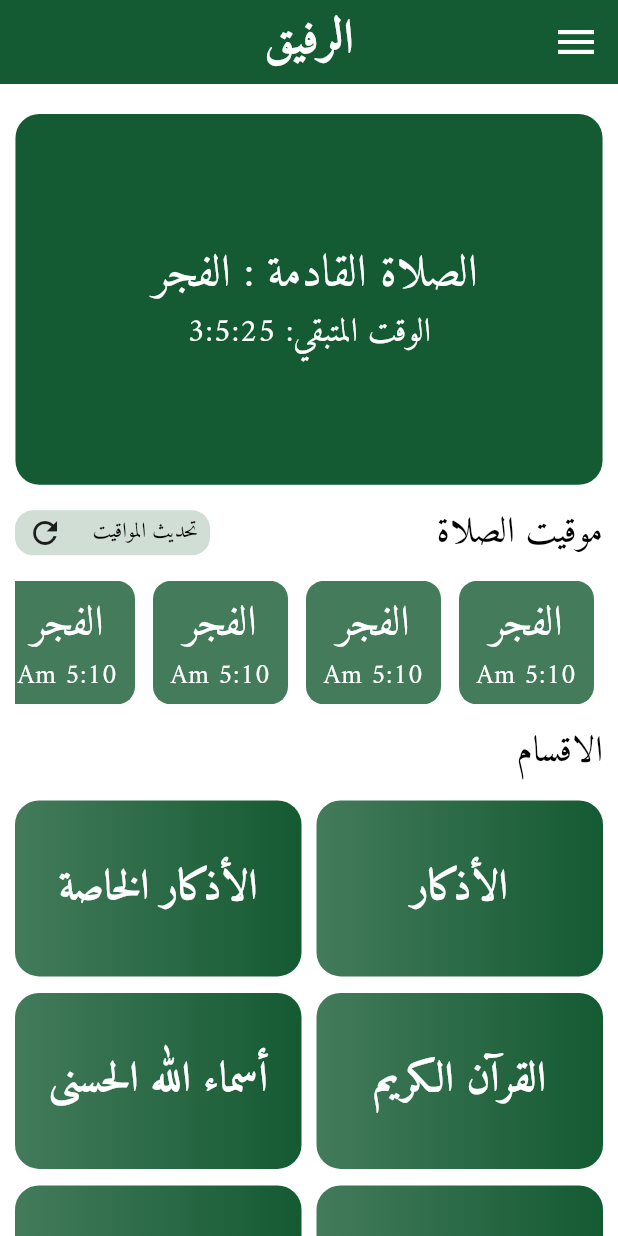
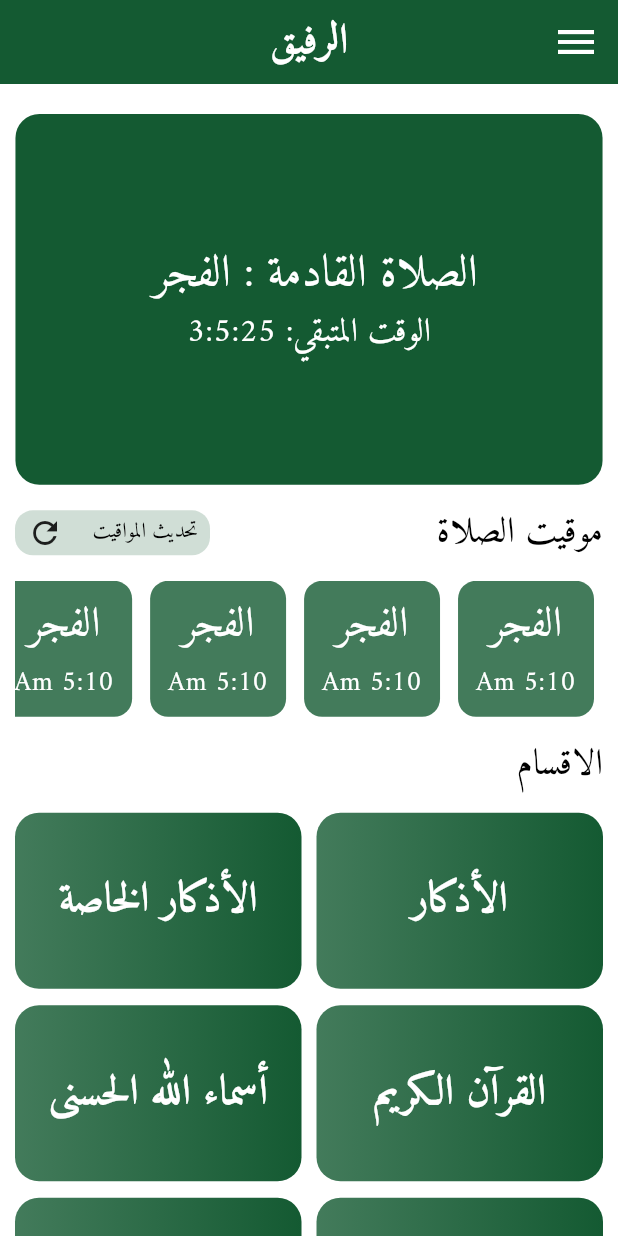
Before and after one commit to hassannwesh/al_rafiq_app, a Flutter app: the screen it shows after launch, on a phone screen of 412 x 824 dp. Run offline on Flutter 3.47's test engine with Material 3 defaults, Android fonts, the phone set to English and light mode, and no system bars; our stand-ins replace go_router.

Commit message:
Add Azkar and Tasbeeh widgets

```diff
--- a/lib/core/utils/app_theme.dart
+++ b/lib/core/utils/app_theme.dart
@@ -35,6 +35,7 @@ class AppThemes {
         fontSize: 32,
       ),
     ),
+
     elevatedButtonTheme: ElevatedButtonThemeData(
       style: ElevatedButton.styleFrom(
         backgroundColor: const Color(0xFF145A32),
--- a/lib/feature/home/presentation/views/widgets/custom_list_view_time_pray.dart
+++ b/lib/feature/home/presentation/views/widgets/custom_list_view_time_pray.dart
@@ -7,8 +7,12 @@ class CustomListViewTimePray extends StatelessWidget {
 
   @override
   Widget build(BuildContext context) {
+    final double listHeight = ScreenSize.height(context) * .11;
+    final double itemWidth =
+        MediaQuery.of(context).size.width * 0.22; // حوالي 22% من العرض
+
     return SizedBox(
-      height: ScreenSize.height(context) * .1,
+      height: listHeight,
       child: ListView.builder(
         scrollDirection: Axis.horizontal,
         physics: BouncingScrollPhysics(),
@@ -16,7 +20,13 @@ class CustomListViewTimePray extends StatelessWidget {
         itemBuilder: (context, index) {
           return Padding(
             padding: const EdgeInsets.symmetric(horizontal: 6),
-            child: CustomTimePrayItem(),
+            child: SizedBox(
+              width: itemWidth.clamp(
+                90.0,
+                140.0,
+              ), // يحافظ على اتساق العنصر عبر الأجهزة
+              child: CustomTimePrayItem(),
+            ),
           );
         },
       ),
--- a/lib/feature/home/presentation/views/widgets/custom_time_pray_item.dart
+++ b/lib/feature/home/presentation/views/widgets/custom_time_pray_item.dart
@@ -5,32 +5,55 @@ class CustomTimePrayItem extends StatelessWidget {
 
   @override
   Widget build(BuildContext context) {
+    return LayoutBuilder(
+      builder: (context, constraints) {
+        final double availableHeight = constraints.maxHeight.isFinite
+            ? constraints.maxHeight
+            : MediaQuery.of(context).size.height * 0.1;
+
+        const double basePadding = 8.0;
+        final double innerHeight = (availableHeight - basePadding * 2).clamp(
+          24,
+          200,
+        );
+
+        final double titleFontSize = innerHeight * 0.5; // max 28 later
+        final double timeFontSize = innerHeight * 0.32; // max 18 later
+
+        final textTheme = Theme.of(context).textTheme;
+
         return Container(
-      height: 90,
-      width: 90,
           decoration: BoxDecoration(
             color: Theme.of(context).colorScheme.primary.withOpacity(0.8),
             borderRadius: BorderRadius.circular(12),
           ),
           child: Padding(
-        padding: const EdgeInsets.all(8.0),
+            padding: const EdgeInsets.all(basePadding),
             child: Column(
+              mainAxisSize: MainAxisSize.min,
+              mainAxisAlignment: MainAxisAlignment.center,
+              crossAxisAlignment: CrossAxisAlignment.center,
               children: [
                 Text(
                   'الفجر',
-              style: Theme.of(
-                context,
-              ).textTheme.bodyLarge?.copyWith(fontSize: 28),
+                  textAlign: TextAlign.center,
+                  style: textTheme.bodyLarge?.copyWith(
+                    fontSize: titleFontSize.clamp(16, 28).toDouble(),
                   ),
+                ),
+                SizedBox(height: innerHeight * 0.06),
                 Text(
                   '5:10 Am',
-              style: Theme.of(
-                context,
-              ).textTheme.bodyLarge?.copyWith(fontSize: 18),
+                  textAlign: TextAlign.center,
+                  style: textTheme.bodyLarge?.copyWith(
+                    fontSize: timeFontSize.clamp(12, 18).toDouble(),
+                  ),
                 ),
               ],
             ),
           ),
         );
+      },
+    );
   }
 }
--- a/lib/feature/home/presentation/views/widgets/home_view_body.dart
+++ b/lib/feature/home/presentation/views/widgets/home_view_body.dart
@@ -1,5 +1,5 @@
 import 'package:al_rafiq/feature/home/presentation/views/widgets/ayat_muhkamat_widget.dart';
-import 'package:al_rafiq/feature/home/presentation/views/widgets/azkar_widget.dart';
+import 'package:al_rafiq/feature/home/presentation/views/widgets/tasbeeh_widget.dart';
 import 'package:al_rafiq/feature/home/presentation/views/widgets/custom_list_view_sections.dart';
 import 'package:al_rafiq/feature/home/presentation/views/widgets/time_pray_section.dart';
 import 'package:flutter/material.dart';
@@ -12,7 +12,7 @@ class HomeViewBody extends StatelessWidget {
     return Scaffold(
       appBar: AppBar(
         centerTitle: true,
-        title: Text('الرفيق'),
+        title: Text('الرفيق', style: TextStyle(fontSize: 28)),
         leading: IconButton(onPressed: () {}, icon: const Icon(Icons.menu)),
       ),
       body: SingleChildScrollView(
@@ -38,7 +38,7 @@ class HomeViewBody extends StatelessWidget {
               SizedBox(height: 10),
               AyatMuhkamatWidget(),
               SizedBox(height: 10),
-              AzkarWidget(),
+              TasbeehWidget(),
             ],
           ),
         ),
```
Also changed, not shown: assets/data/azkar.json (added, +56 -0 lines), lib/feature/home/presentation/views/Sections/views/azkar_view.dart (+8 -1 lines), lib/feature/home/presentation/views/Sections/views/widgets/azkar_view_body.dart (added, +18 -0 lines), lib/feature/home/presentation/views/Sections/views/widgets/zkar_item.dart (added, +46 -0 lines), lib/feature/home/presentation/views/widgets/tasbeeh_widget.dart (renamed from lib/feature/home/presentation/views/widgets/azkar_widget.dart, +5 -8 lines). Lines whose indentation alone changed are shown as unchanged.
